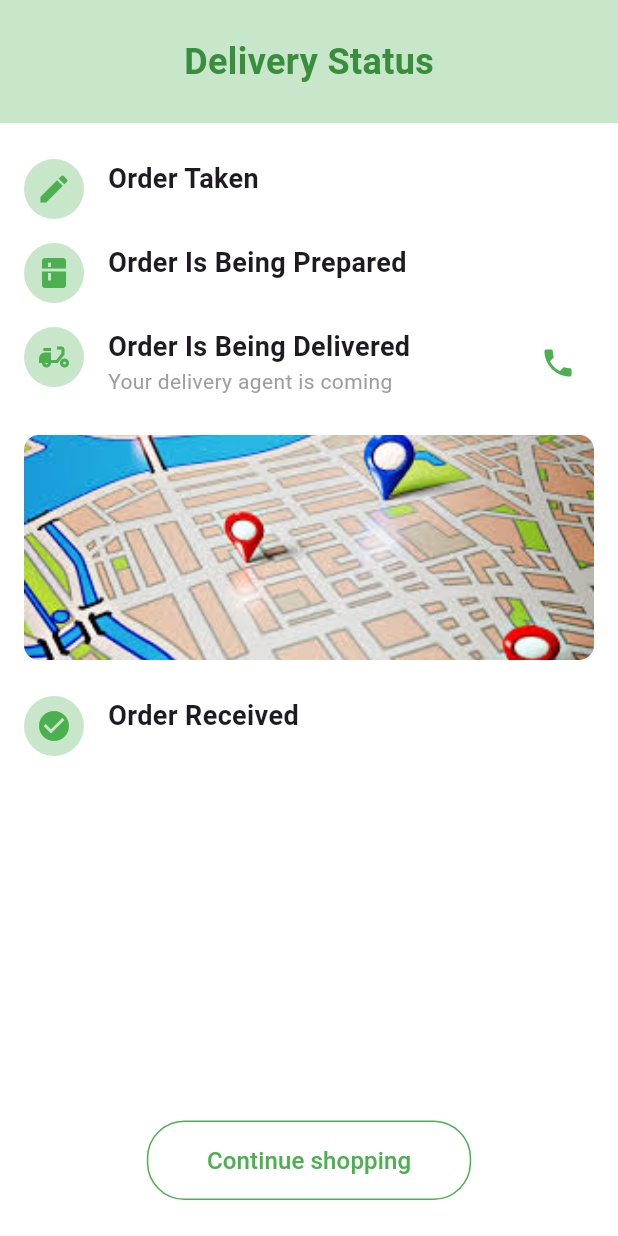
After one commit to dedejuniarputra/Grocery-Shop, a Flutter app: the screen it shows after launch, on a phone screen of 412 x 824 dp. The commit adds this screen. Run offline on Flutter 3.47's test engine with Material 3 defaults, Android fonts, the phone set to English and light mode, and no system bars.

Commit message:
membuat tampilan delivery status order location

```diff
--- /dev/null
+++ b/lib/Delivery.dart
@@ -0,0 +1,165 @@
+import 'package:flutter/material.dart';
+import 'homescreen.dart';
+
+class DeliveryStatus extends StatelessWidget {
+  @override
+  Widget build(BuildContext context) {
+    return Scaffold(
+      backgroundColor: Colors.white,
+      body: SafeArea(
+        child: Column(
+          children: [
+            Container(
+              width: double.infinity,
+              color: Colors.green[100],
+              padding: const EdgeInsets.symmetric(vertical: 24.0),
+              child: Center(
+                child: Text(
+                  'Delivery Status',
+                  style: TextStyle(
+                    fontSize: 24,
+                    fontWeight: FontWeight.bold,
+                    color: Colors.green[700],
+                  ),
+                ),
+              ),
+            ),
+            Expanded(
+              child: ListView(
+                padding: const EdgeInsets.all(16.0),
+                children: [
+                  _buildStep(
+                    context,
+                    icon: Icons.edit,
+                    title: 'Order Taken',
+                    isCompleted: true,
+                  ),
+                  _buildStep(
+                    context,
+                    icon: Icons.kitchen,
+                    title: 'Order Is Being Prepared',
+                    isCompleted: true,
+                  ),
+                  _buildStep(
+                    context,
+                    icon: Icons.delivery_dining,
+                    title: 'Order Is Being Delivered',
+                    subtitle: 'Your delivery agent is coming',
+                    isCompleted: true,
+                    actionIcon: Icons.phone,
+                    actionCallback: () {
+                      // Add functionality to call delivery agent
+                    },
+                  ),
+                  _buildMapPreview(),
+                  _buildStep(
+                    context,
+                    icon: Icons.check_circle,
+                    title: 'Order Received',
+                    isCompleted: true,
+                  ),
+                ],
+              ),
+            ),
+            Padding(
+              padding: const EdgeInsets.fromLTRB(16.0, 8.0, 16.0, 24.0),
+              child: OutlinedButton(
+                onPressed: () {
+                  Navigator.push(
+                    context,
+                    MaterialPageRoute(builder: (context) => HomeScreen()),
+                  );
+                },
+                style: ElevatedButton.styleFrom(
+                  backgroundColor: Colors.white,
+                  foregroundColor: Colors.green,
+                  side: const BorderSide(color: Colors.green),
+                  padding: const EdgeInsets.symmetric(
+                    horizontal: 40,
+                    vertical: 15,
+                  ),
+                  shape: RoundedRectangleBorder(
+                    borderRadius: BorderRadius.circular(25),
+                  ),
+                ),
+                child: const Text(
+                  'Continue shopping',
+                  style: TextStyle(
+                    fontSize: 16,
+                  ),
+                ),
+              ),
+              ),
+          ],
+        ),
+      ),
+    );
+  }
+
+  Widget _buildStep(BuildContext context,
+      {required IconData icon,
+      required String title,
+      String? subtitle,
+      bool isCompleted = false,
+      IconData? actionIcon,
+      VoidCallback? actionCallback}) {
+    return Padding(
+      padding: const EdgeInsets.symmetric(vertical: 8.0),
+      child: Row(
+        crossAxisAlignment: CrossAxisAlignment.start,
+        children: [
+          CircleAvatar(
+            radius: 20,
+            backgroundColor: Colors.green[100],
+            child: Icon(icon, size: 24, color: isCompleted ? Colors.green : Colors.grey),
+          ),
+          const SizedBox(width: 16),
+          Expanded(
+            child: Column(
+              crossAxisAlignment: CrossAxisAlignment.start,
+              children: [
+                Text(
+                  title,
+                  style: TextStyle(
+                    fontSize: 18,
+                    fontWeight: FontWeight.bold,
+                  ),
+                ),
+                if (subtitle != null)
+                  Text(
+                    subtitle,
+                    style: TextStyle(fontSize: 14, color: Colors.grey),
+                  ),
+              ],
+            ),
+          ),
+          if (actionIcon != null && actionCallback != null)
+            IconButton(
+              icon: Icon(actionIcon, color: Colors.green),
+              onPressed: actionCallback,
+            ),
+        ],
+      ),
+    );
+  }
+
+  Widget _buildMapPreview() {
+    return Padding(
+      padding: const EdgeInsets.symmetric(vertical: 16.0),
+      child: Container(
+        height: 150,
+        decoration: BoxDecoration(
+          borderRadius: BorderRadius.circular(10),
+          color: Colors.grey[300],
+        ),
+        child: ClipRRect(
+          borderRadius: BorderRadius.circular(10),
+          child: Image.asset(
+            'assets/images/Lokasi.jpeg',
+            fit: BoxFit.cover,
+          ),
+        ),
+      ),
+    );
+  }
+}
--- a/lib/main.dart
+++ b/lib/main.dart
@@ -5,6 +5,7 @@ import 'package:myapp/homescreen.dart';
 import 'package:myapp/buy.dart';
 import 'package:myapp/notif.dart';
 import 'package:myapp/favorite.dart';
+import 'package:myapp/Delivery.dart';
 
 void main() {
   runApp(const MyApp());
@@ -22,7 +23,7 @@ class MyApp extends StatelessWidget {
         colorScheme: ColorScheme.fromSeed(seedColor: Colors.deepPurple),
         useMaterial3: true,
       ),
-      home: const Onboarding(),
+      home:  DeliveryStatus(),
     );
   }
 }
--- a/lib/notif.dart
+++ b/lib/notif.dart
@@ -1,4 +1,5 @@
 import 'package:flutter/material.dart';
+import 'package:myapp/Delivery.dart';
 import 'homescreen.dart';
 
 class NotifScreen extends StatelessWidget {
@@ -65,7 +66,7 @@ class NotifScreen extends StatelessWidget {
                 onPressed: () {
                   Navigator.push(
                     context,
-                    MaterialPageRoute(builder: (context) => HomeScreen()),
+                    MaterialPageRoute(builder: (context) => DeliveryStatus()),
                   );
                 },
                 style: ElevatedButton.styleFrom(
@@ -81,7 +82,7 @@ class NotifScreen extends StatelessWidget {
                   ),
                 ),
                 child: const Text(
-                  'Continue shopping',
+                  'Check Location',
                   style: TextStyle(
                     fontSize: 16,
                   ),
```
Also changed, not shown: assets/images/Lokasi.jpeg (added).
